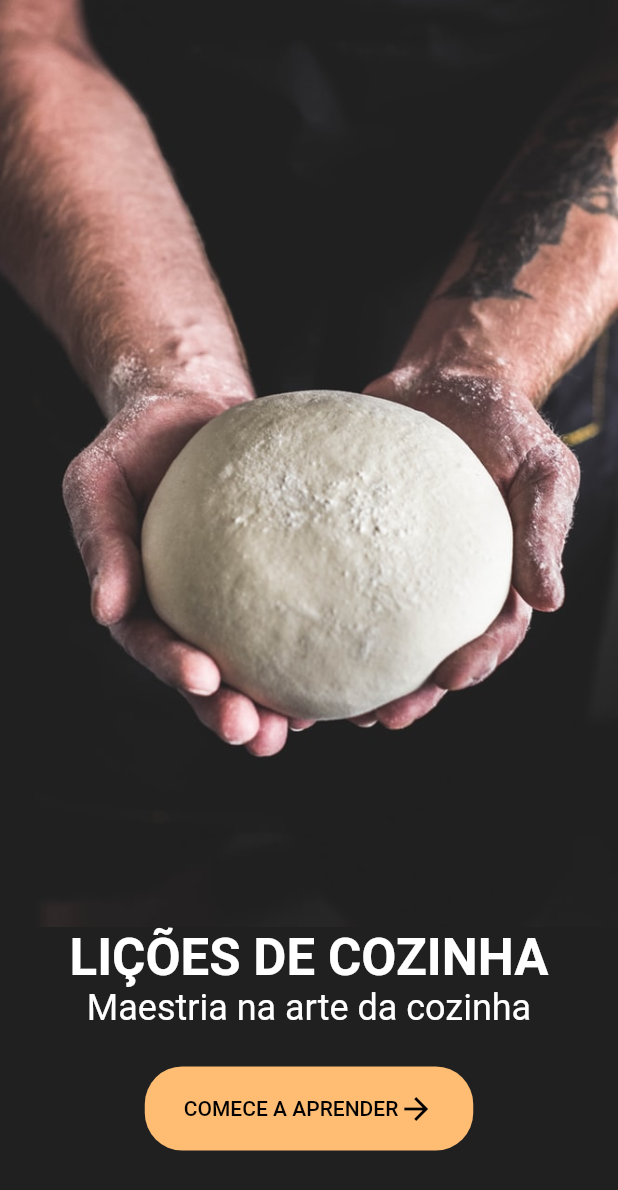
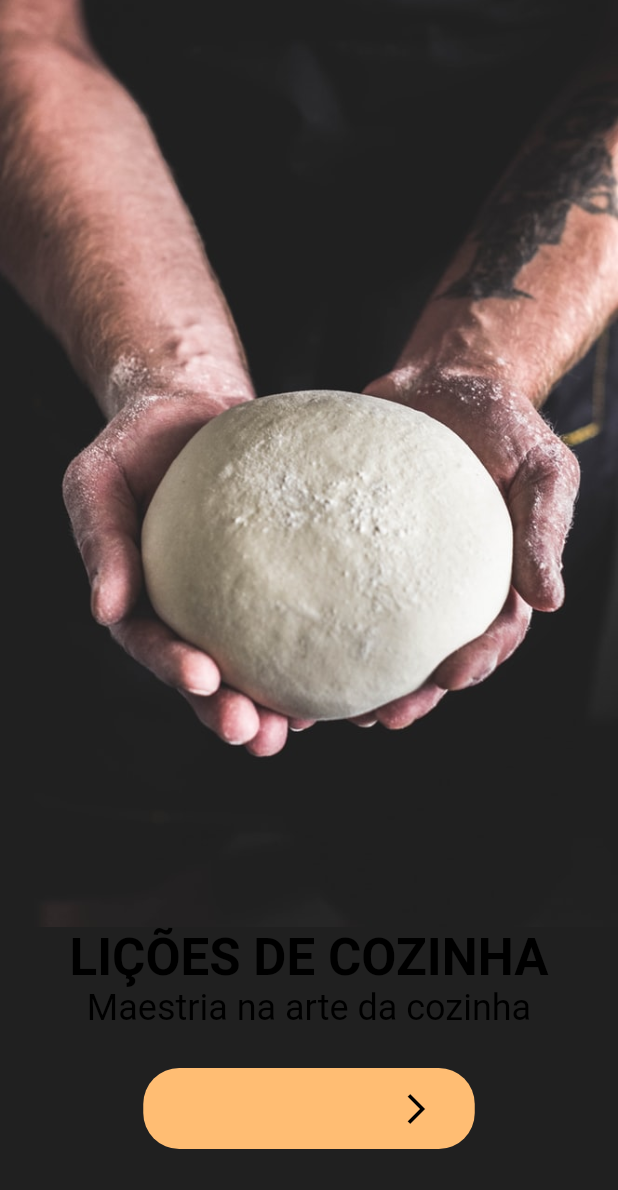
Before and after one commit to Viditjain04/my_flutter_projects, a Flutter app: the screen it shows after launch, on a phone screen of 412 x 824 dp. Shown: the top 1190 px of the screen. Run offline on Flutter 3.47's test engine with Material 2 defaults, Android fonts, the phone set to English and light mode, and no system bars; our stand-ins replace flare_flutter; missing offline and left inert: smart_flare; statements that could not run were skipped.

Commit message:
Update main.dart

```diff
--- a/login_screen/lib/main.dart
+++ b/login_screen/lib/main.dart
@@ -10,26 +10,26 @@ class MyApp extends StatelessWidget {
     return MaterialApp(
       title: 'Login Screen',
       theme: ThemeData(
-        brightness: Brightness.dark,
+        brightness: Brightness.light,
         primaryColor: kPrimaryColor,
         scaffoldBackgroundColor: kBackgroudColor,
         textTheme: TextTheme(
           display1: TextStyle(
-            color: Colors.white,
+            color: Colors.black,
             fontWeight: FontWeight.bold,
           ),
           button: TextStyle(
             color: kPrimaryColor,
           ),
           headline: TextStyle(
-            color: Colors.white,
+            color: Colors.black,
             fontWeight: FontWeight.normal,
           ),
         ),
         inputDecorationTheme: InputDecorationTheme(
           enabledBorder: UnderlineInputBorder(
             borderSide: BorderSide(
-              color: Colors.white.withOpacity(.15),
+              color: Colors.black.withOpacity(.15),
             ),
           ),
         ),
@@ -87,13 +87,13 @@ class WelcomeScreen extends StatelessWidget {
                       );
                     },
                     child: Container(
-                      margin: EdgeInsets.only(top: 25.0),
+                      margin: EdgeInsets.only(top: 26.0),
                       padding: EdgeInsets.symmetric(
-                        horizontal: 26.0,
-                        vertical: 16,
+                        horizontal: 27.0,
+                        vertical: 15,
                       ),
                       decoration: BoxDecoration(
-                        borderRadius: BorderRadius.circular(25.0),
+                        borderRadius: BorderRadius.circular(24.0),
                         color: kPrimaryColor,
                       ),
                       child: Row(
@@ -103,10 +103,10 @@ class WelcomeScreen extends StatelessWidget {
                             style: Theme.of(context)
                                 .textTheme
                                 .button
-                                .copyWith(color: Colors.black),
+                                .copyWith(color: Colors.white[600]),
                           ),
                           Icon(
-                            Icons.arrow_forward,
+                            Icons.arrow_forward_ios,
                             color: Colors.black,
                           ),
                         ],
```
